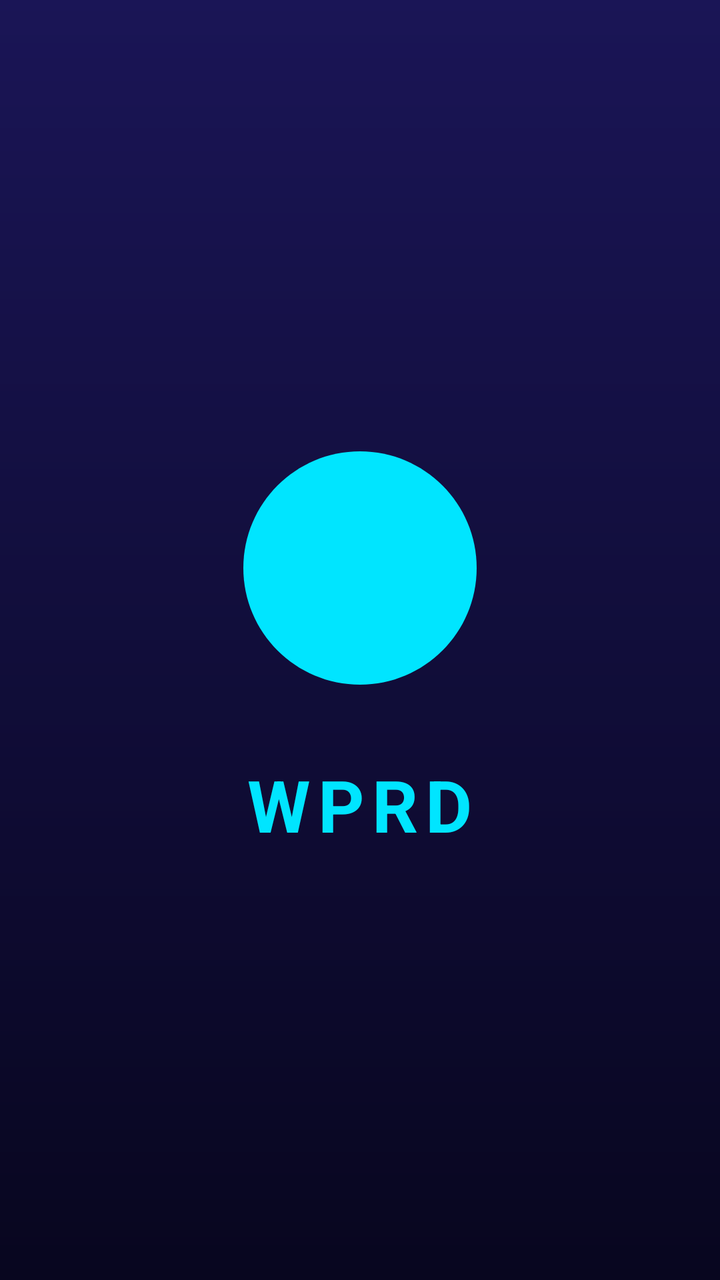
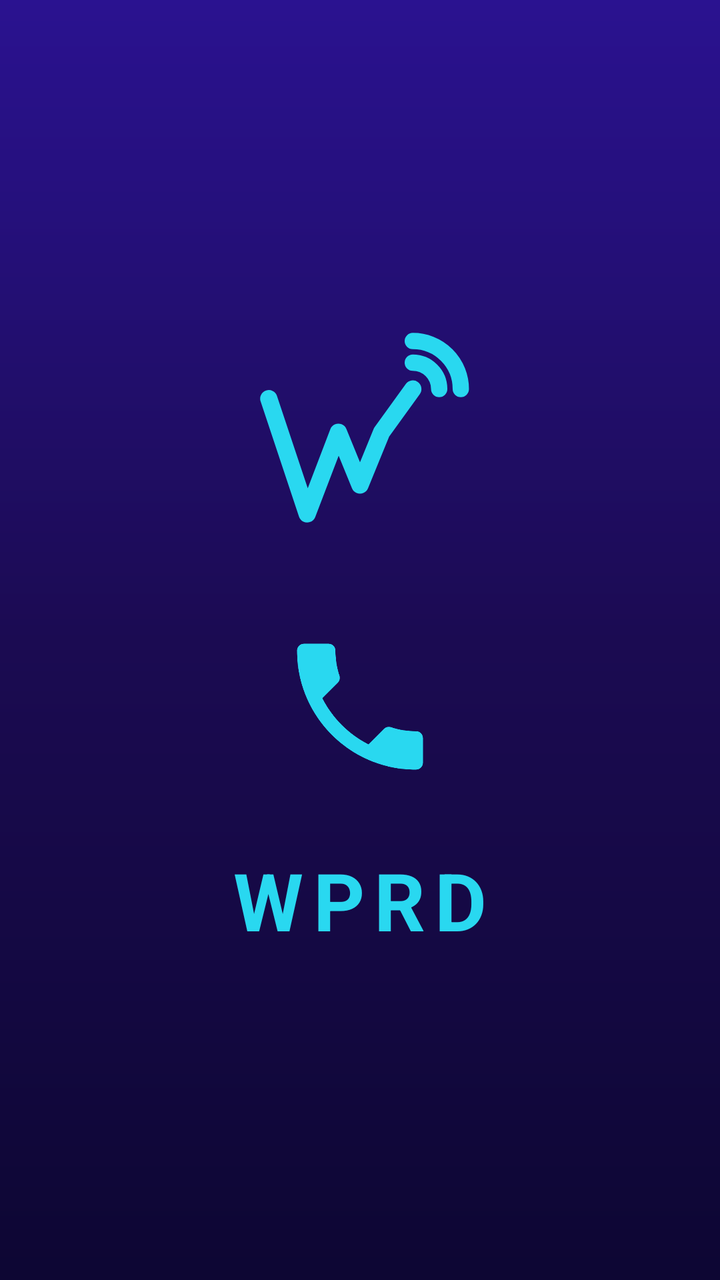

The first picture is an Android layout as it rendered before a commit; the second is the same layout after the commit. The layout source and the unified diff follow.
<!-- AndroidManifest.xml: application theme Theme.WPRD -->
<!-- res/layout/activity_splash.xml -->
<?xml version="1.0" encoding="utf-8"?>
<androidx.constraintlayout.widget.ConstraintLayout xmlns:android="http://schemas.android.com/apk/res/android"
    xmlns:app="http://schemas.android.com/apk/res-auto"
    android:layout_width="match_parent"
    android:layout_height="match_parent"
    android:background="@drawable/bg_dark_gradient">

    
    <ImageView
        android:id="@+id/ivSplashLogo"
        android:layout_width="140dp"
        android:layout_height="140dp"
        android:src="@drawable/ic_wprd_logo"
        app:layout_constraintBottom_toTopOf="@+id/tvSplashTitle"
        app:layout_constraintEnd_toEndOf="parent"
        app:layout_constraintStart_toStartOf="parent"
        app:layout_constraintTop_toTopOf="parent"
        app:layout_constraintVertical_chainStyle="packed" />

    <TextView
        android:id="@+id/tvSplashTitle"
        android:layout_width="wrap_content"
        android:layout_height="wrap_content"
        android:layout_marginTop="24dp"
        android:text="WPRD"
        android:textColor="@color/cyan_neon"
        android:textSize="36sp"
        android:textStyle="bold"
        android:letterSpacing="0.1"
        app:layout_constraintBottom_toBottomOf="parent"
        app:layout_constraintEnd_toEndOf="parent"
        app:layout_constraintStart_toStartOf="parent"
        app:layout_constraintTop_toBottomOf="@+id/ivSplashLogo" />

</androidx.constraintlayout.widget.ConstraintLayout>
<!-- resources referenced by this layout -->
<resources>
  <color name="cyan_neon">#00E5FF</color>
  <!-- drawable bg_dark_gradient (drawable) -->
  <?xml version="1.0" encoding="utf-8"?>
  <shape xmlns:android="http://schemas.android.com/apk/res/android">
      <gradient
          android:angle="270"
          android:endColor="#08061F"
          android:startColor="#1A1556"
          android:type="linear" />
  </shape>
  <!-- drawable ic_wprd_logo (drawable) -->
  <?xml version="1.0" encoding="utf-8"?>
  <vector xmlns:android="http://schemas.android.com/apk/res/android"
      android:width="24dp"
      android:height="24dp"
      android:viewportWidth="24"
      android:viewportHeight="24">
      <path
          android:fillColor="#00E5FF"
          android:pathData="M12,2C6.48,2 2,6.48 2,12s4.48,10 10,10 10,-4.48 10,-10S17.52,2 12,2z" />
  </vector>
  <style name="Theme.WPRD" parent="Theme.MaterialComponents.DayNight.NoActionBar">
          <item name="colorPrimary">@color/cyan_neon</item>
          <item name="colorPrimaryVariant">@color/navy_primary</item>
          <item name="colorOnPrimary">@color/navy_dark</item>
          <item name="android:statusBarColor">@color/navy_dark</item>
          <item name="android:navigationBarColor">@color/navy_dark</item>
          <item name="android:windowBackground">@color/navy_dark</item>
      </style>
  <color name="navy_primary">#0F0C38</color>
  <color name="navy_dark">#08061F</color>
</resources>

<!-- the commit's change to res/layout/activity_splash.xml (unified diff, before → after) -->
@@ -8,28 +8,42 @@
     
     <ImageView
         android:id="@+id/ivSplashLogo"
-        android:layout_width="140dp"
-        android:layout_height="140dp"
+        android:layout_width="120dp"
+        android:layout_height="120dp"
         android:src="@drawable/ic_wprd_logo"
-        app:layout_constraintBottom_toTopOf="@+id/tvSplashTitle"
+        android:contentDescription="WPRD logo"
+        app:layout_constraintBottom_toTopOf="@+id/ivSplashHandset"
         app:layout_constraintEnd_toEndOf="parent"
         app:layout_constraintStart_toStartOf="parent"
         app:layout_constraintTop_toTopOf="parent"
         app:layout_constraintVertical_chainStyle="packed" />
 
+    
+    <ImageView
+        android:id="@+id/ivSplashHandset"
+        android:layout_width="84dp"
+        android:layout_height="84dp"
+        android:layout_marginTop="28dp"
+        android:src="@drawable/ic_call"
+        android:contentDescription="Calling"
+        app:layout_constraintBottom_toTopOf="@+id/tvSplashTitle"
+        app:layout_constraintEnd_toEndOf="parent"
+        app:layout_constraintStart_toStartOf="parent"
+        app:layout_constraintTop_toBottomOf="@+id/ivSplashLogo" />
+
     <TextView
         android:id="@+id/tvSplashTitle"
         android:layout_width="wrap_content"
         android:layout_height="wrap_content"
-        android:layout_marginTop="24dp"
+        android:layout_marginTop="28dp"
         android:text="WPRD"
         android:textColor="@color/cyan_neon"
-        android:textSize="36sp"
+        android:textSize="40sp"
         android:textStyle="bold"
-        android:letterSpacing="0.1"
+        android:letterSpacing="0.12"
         app:layout_constraintBottom_toBottomOf="parent"
         app:layout_constraintEnd_toEndOf="parent"
         app:layout_constraintStart_toStartOf="parent"
-        app:layout_constraintTop_toBottomOf="@+id/ivSplashLogo" />
+        app:layout_constraintTop_toBottomOf="@+id/ivSplashHandset" />
 
 </androidx.constraintlayout.widget.ConstraintLayout>
<!-- resource entries referenced after the edit -->
@@ -1,25 +1,32 @@
 <!-- resources referenced by this layout -->
 <resources>
-  <color name="cyan_neon">#00E5FF</color>
+  <color name="cyan_neon">#29D8F0</color>
   <!-- drawable bg_dark_gradient (drawable) -->
   <?xml version="1.0" encoding="utf-8"?>
   <shape xmlns:android="http://schemas.android.com/apk/res/android">
-      <gradient
-          android:angle="270"
-          android:endColor="#08061F"
-          android:startColor="#1A1556"
-          android:type="linear" />
+      <gradient android:angle="270" android:startColor="#2A1290" android:centerColor="#1B0B52" android:endColor="#0D0633" android:type="linear" />
   </shape>
+  <!-- drawable ic_call (drawable) -->
+  <?xml version="1.0" encoding="utf-8"?>
+  <vector xmlns:android="http://schemas.android.com/apk/res/android"
+      android:width="24dp" android:height="24dp"
+      android:viewportWidth="24" android:viewportHeight="24">
+      <path android:fillColor="#29D8F0" android:pathData="M6.62,10.79C8.06,13.62 10.38,15.94 13.21,17.38L15.41,15.18C15.69,14.9 16.08,14.82 16.43,14.93C17.55,15.3 18.75,15.5 20,15.5C20.55,15.5 21,15.95 21,16.5V20C21,20.55 20.55,21 20,21C10.61,21 3,13.39 3,4C3,3.45 3.45,3 4,3H7.5C8.05,3 8.5,3.45 8.5,4C8.5,5.25 8.7,6.45 9.07,7.57C9.18,7.92 9.1,8.31 8.82,8.59L6.62,10.79Z"/>
+  </vector>
   <!-- drawable ic_wprd_logo (drawable) -->
   <?xml version="1.0" encoding="utf-8"?>
   <vector xmlns:android="http://schemas.android.com/apk/res/android"
-      android:width="24dp"
-      android:height="24dp"
-      android:viewportWidth="24"
-      android:viewportHeight="24">
-      <path
-          android:fillColor="#00E5FF"
-          android:pathData="M12,2C6.48,2 2,6.48 2,12s4.48,10 10,10 10,-4.48 10,-10S17.52,2 12,2z" />
+      android:width="50dp" android:height="50dp"
+      android:viewportWidth="50" android:viewportHeight="50">
+      <path android:fillColor="#00000000" android:strokeColor="#29D8F0" android:strokeWidth="3.6"
+          android:strokeLineCap="round" android:strokeLineJoin="round"
+          android:pathData="M6,15 L14,39 L20.5,22 L25,33 L29.5,22 L36,13"/>
+      <path android:fillColor="#00000000" android:strokeColor="#29D8F0" android:strokeWidth="3.4"
+          android:strokeLineCap="round"
+          android:pathData="M36,7.5 A5.5,5.5 0 0 1 41.5,13"/>
+      <path android:fillColor="#00000000" android:strokeColor="#29D8F0" android:strokeWidth="3.4"
+          android:strokeLineCap="round"
+          android:pathData="M36,3 A10,10 0 0 1 46,13"/>
   </vector>
   <style name="Theme.WPRD" parent="Theme.MaterialComponents.DayNight.NoActionBar">
           <item name="colorPrimary">@color/cyan_neon</item>
@@ -29,7 +36,7 @@
           <item name="android:navigationBarColor">@color/navy_dark</item>
           <item name="android:windowBackground">@color/navy_dark</item>
       </style>
-  <color name="navy_primary">#0F0C38</color>
-  <color name="navy_dark">#08061F</color>
+  <color name="navy_primary">#1B0B52</color>
+  <color name="navy_dark">#0D0633</color>
 </resources>
 
